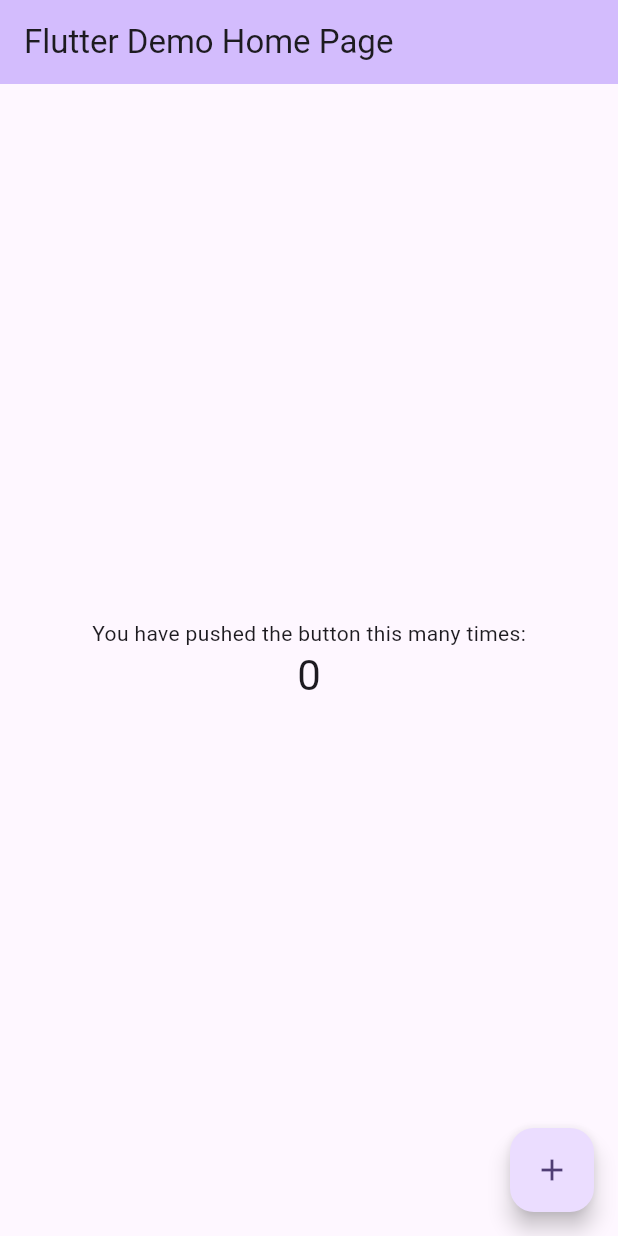
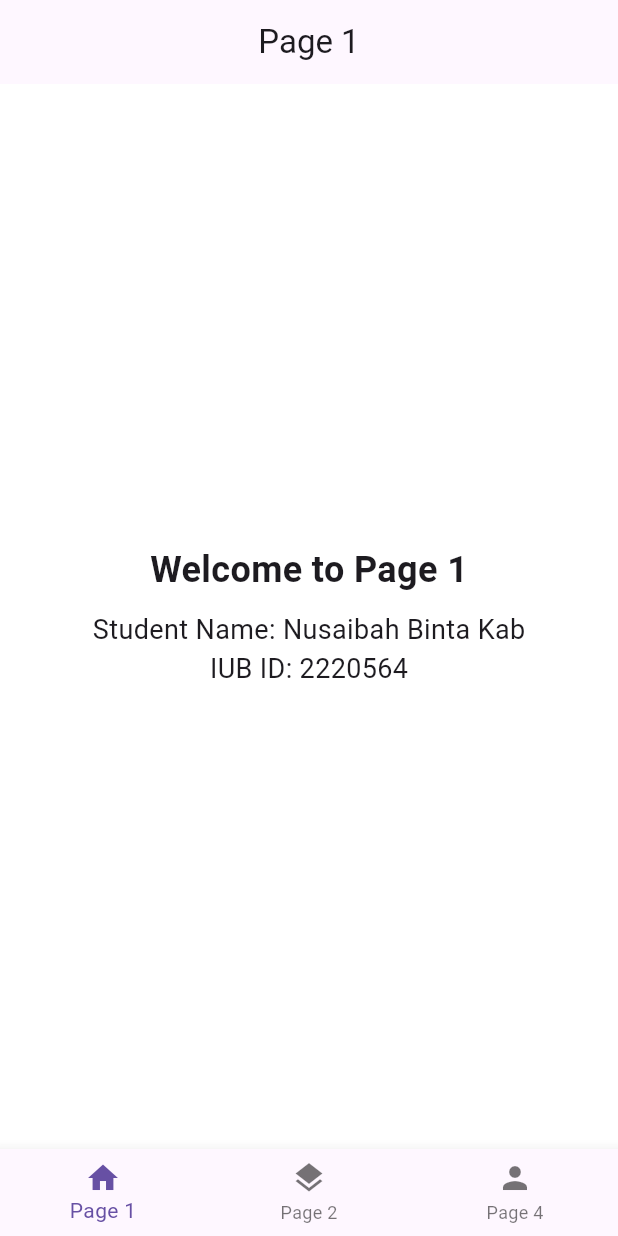
Before and after one commit to Kab2220564/assignment-two-flutter-UI-Nusaibah-Binta-Kab-2220564, a Flutter app: the screen it shows after launch, on a phone screen of 412 x 824 dp. Run offline on Flutter 3.47's test engine with Material 3 defaults, Android fonts, the phone set to English and light mode, and no system bars.

Commit message:
second commit

```diff
--- a/flutter_application_1/lib/main.dart
+++ b/flutter_application_1/lib/main.dart
@@ -1,122 +1,19 @@
 import 'package:flutter/material.dart';
+import 'pages/home.dart';
 
 void main() {
-  runApp(const MyApp());
+  runApp(const MyAssignmentApp());
 }
 
-class MyApp extends StatelessWidget {
-  const MyApp({super.key});
+class MyAssignmentApp extends StatelessWidget {
+  const MyAssignmentApp({super.key});
 
-  // This widget is the root of your application.
   @override
   Widget build(BuildContext context) {
     return MaterialApp(
-      title: 'Flutter Demo',
-      theme: ThemeData(
-        // This is the theme of your application.
-        //
-        // TRY THIS: Try running your application with "flutter run". You'll see
-        // the application has a purple toolbar. Then, without quitting the app,
-        // try changing the seedColor in the colorScheme below to Colors.green
-        // and then invoke "hot reload" (save your changes or press the "hot
-        // reload" button in a Flutter-supported IDE, or press "r" if you used
-        // the command line to start the app).
-        //
-        // Notice that the counter didn't reset back to zero; the application
-        // state is not lost during the reload. To reset the state, use hot
-        // restart instead.
-        //
-        // This works for code too, not just values: Most code changes can be
-        // tested with just a hot reload.
-        colorScheme: .fromSeed(seedColor: Colors.deepPurple),
-      ),
-      home: const MyHomePage(title: 'Flutter Demo Home Page'),
+      title: 'Assignment Two UI',
+      debugShowCheckedModeBanner: false,
+      home: const HomeScreen(),
     );
   }
 }
-
-class MyHomePage extends StatefulWidget {
-  const MyHomePage({super.key, required this.title});
-
-  // This widget is the home page of your application. It is stateful, meaning
-  // that it has a State object (defined below) that contains fields that affect
-  // how it looks.
-
-  // This class is the configuration for the state. It holds the values (in this
-  // case the title) provided by the parent (in this case the App widget) and
-  // used by the build method of the State. Fields in a Widget subclass are
-  // always marked "final".
-
-  final String title;
-
-  @override
-  State<MyHomePage> createState() => _MyHomePageState();
-}
-
-class _MyHomePageState extends State<MyHomePage> {
-  int _counter = 0;
-
-  void _incrementCounter() {
-    setState(() {
-      // This call to setState tells the Flutter framework that something has
-      // changed in this State, which causes it to rerun the build method below
-      // so that the display can reflect the updated values. If we changed
-      // _counter without calling setState(), then the build method would not be
-      // called again, and so nothing would appear to happen.
-      _counter++;
-    });
-  }
-
-  @override
-  Widget build(BuildContext context) {
-    // This method is rerun every time setState is called, for instance as done
-    // by the _incrementCounter method above.
-    //
-    // The Flutter framework has been optimized to make rerunning build methods
-    // fast, so that you can just rebuild anything that needs updating rather
-    // than having to individually change instances of widgets.
-    return Scaffold(
-      appBar: AppBar(
-        // TRY THIS: Try changing the color here to a specific color (to
-        // Colors.amber, perhaps?) and trigger a hot reload to see the AppBar
-        // change color while the other colors stay the same.
-        backgroundColor: Theme.of(context).colorScheme.inversePrimary,
-        // Here we take the value from the MyHomePage object that was created by
-        // the App.build method, and use it to set our appbar title.
-        title: Text(widget.title),
-      ),
-      body: Center(
-        // Center is a layout widget. It takes a single child and positions it
-        // in the middle of the parent.
-        child: Column(
-          // Column is also a layout widget. It takes a list of children and
-          // arranges them vertically. By default, it sizes itself to fit its
-          // children horizontally, and tries to be as tall as its parent.
-          //
-          // Column has various properties to control how it sizes itself and
-          // how it positions its children. Here we use mainAxisAlignment to
-          // center the children vertically; the main axis here is the vertical
-          // axis because Columns are vertical (the cross axis would be
-          // horizontal).
-          //
-          // TRY THIS: Invoke "debug painting" (choose the "Toggle Debug Paint"
-          // action in the IDE, or press "p" in the console), to see the
-          // wireframe for each widget.
-          mainAxisAlignment: .center,
-          children: [
-            const Text('You have pushed the button this many times:'),
-            Text(
-              '$_counter',
-              style: Theme.of(context).textTheme.headlineMedium,
-            ),
-          ],
-        ),
-      ),
-      floatingActionButton: FloatingActionButton(
-        onPressed: _incrementCounter,
-        tooltip: 'Increment',
-        child: const Icon(Icons.add),
-      ),
-    );
-  }
-}
--- /dev/null
+++ b/flutter_application_1/lib/pages/home.dart
@@ -0,0 +1,52 @@
+import 'package:flutter/material.dart';
+import 'page1.dart';
+import 'page2.dart';
+import 'page4.dart';
+
+class HomeScreen extends StatefulWidget {
+  const HomeScreen({super.key});
+
+  @override
+  State<HomeScreen> createState() => _HomeScreenState();
+}
+
+class _HomeScreenState extends State<HomeScreen> {
+  int currentIndex = 0;
+  final PageController controller = PageController();
+
+  @override
+  Widget build(BuildContext context) {
+    return Scaffold(
+      body: PageView(
+        controller: controller,
+        onPageChanged: (index) {
+          setState(() => currentIndex = index);
+        },
+        children: const [
+          PageOne(),
+          PageTwo(),
+          PageFour(),
+        ],
+      ),
+
+      bottomNavigationBar: BottomNavigationBar(
+        currentIndex: currentIndex,
+        onTap: (index) {
+          setState(() {
+            currentIndex = index;
+            controller.animateToPage(
+              index,
+              duration: const Duration(milliseconds: 300),
+              curve: Curves.easeInOut,
+            );
+          });
+        },
+        items: const [
+          BottomNavigationBarItem(icon: Icon(Icons.home), label: "Page 1"),
+          BottomNavigationBarItem(icon: Icon(Icons.layers), label: "Page 2"),
+          BottomNavigationBarItem(icon: Icon(Icons.person), label: "Page 4"),
+        ],
+      ),
+    );
+  }
+}
--- /dev/null
+++ b/flutter_application_1/lib/pages/page1.dart
@@ -0,0 +1,36 @@
+import 'package:flutter/material.dart';
+
+class PageOne extends StatelessWidget {
+  const PageOne({super.key});
+
+  @override
+  Widget build(BuildContext context) {
+    return Scaffold(
+      backgroundColor: Colors.white,
+      appBar: AppBar(
+        title: const Text("Page 1"),
+        centerTitle: true,
+      ),
+      body: Center(
+        child: Column(
+          mainAxisAlignment: MainAxisAlignment.center,
+          children: const [
+            Text(
+              "Welcome to Page 1",
+              style: TextStyle(fontSize: 24, fontWeight: FontWeight.bold),
+            ),
+            SizedBox(height: 10),
+            Text(
+              "Student Name: Nusaibah Binta Kab",
+              style: TextStyle(fontSize: 18),
+            ),
+            Text(
+              "IUB ID: 2220564",
+              style: TextStyle(fontSize: 18),
+            ),
+          ],
+        ),
+      ),
+    );
+  }
+}
--- a/flutter_application_1/pubspec.yaml
+++ b/flutter_application_1/pubspec.yaml
@@ -87,3 +87,5 @@ flutter:
   #
   # For details regarding fonts from package dependencies,
   # see https://flutter.dev/to/font-from-package
+flutter:
+  uses-material-design: true
```
Also changed, not shown: flutter_application_1/lib/pages/page2.dart (added, +41 -0 lines), flutter_application_1/lib/pages/page4.dart (added, +46 -0 lines), 1 other file.
